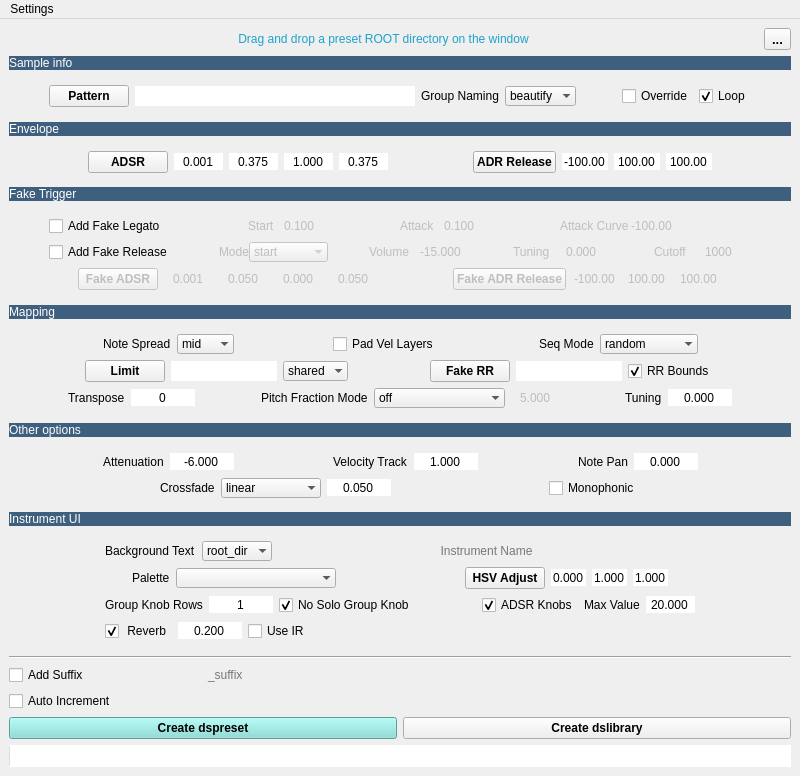
Before: the Qt Designer form tools/UI/smp_to_ds.ui in robotmitchum/sample_tools, drawn with Qt 5.
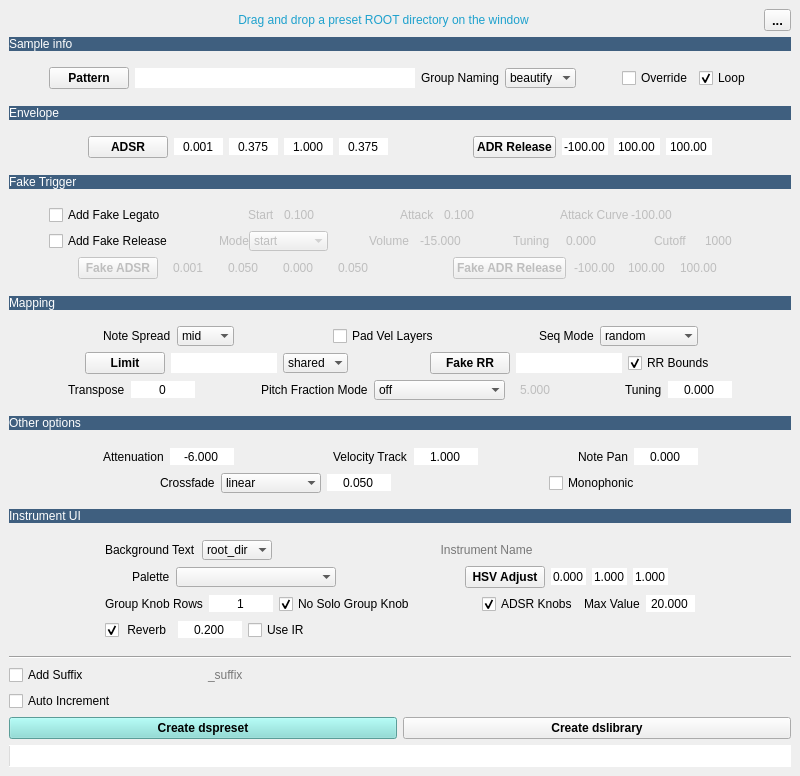
After: the same form once the commit is applied.

Commit message: Modified menubar layout to make it displayed the same way on macOS as it is on Windows

```diff
--- a/tools/UI/smp_to_ds.ui
+++ b/tools/UI/smp_to_ds.ui
@@ -3415,26 +3415,6 @@
     </item>
    </layout>
   </widget>
-  <widget class="QMenuBar" name="menu_bar">
-   <property name="geometry">
-    <rect>
-     <x>0</x>
-     <y>0</y>
-     <width>800</width>
-     <height>21</height>
-    </rect>
-   </property>
-   <widget class="QMenu" name="settings_menu">
-    <property name="title">
-     <string>Settings</string>
-    </property>
-    <addaction name="load_settings_a"/>
-    <addaction name="save_settings_a"/>
-    <addaction name="separator"/>
-    <addaction name="restore_defaults_a"/>
-   </widget>
-   <addaction name="settings_menu"/>
-  </widget>
   <action name="actionSettings">
    <property name="text">
     <string>Settings</string>
```
Left out of the diff: 2 changed lines with no effect on the pictures. The commit also changes 3 other files.
